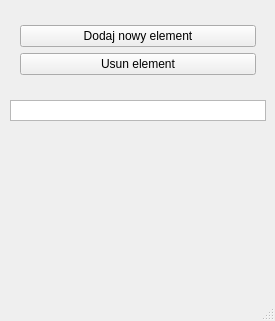
The window that mainwindow.ui (mszlachetka/spis) describes before a commit, drawn with Qt 5.
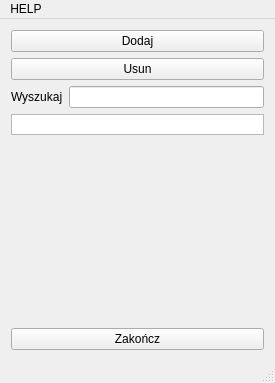
The same window after the commit.

Diff of the .ui file:
```diff
--- a/mainwindow.ui
+++ b/mainwindow.ui
@@ -7,59 +7,84 @@
     <x>0</x>
     <y>0</y>
     <width>275</width>
-    <height>321</height>
+    <height>383</height>
    </rect>
   </property>
   <property name="windowTitle">
    <string>MainWindow</string>
   </property>
   <widget class="QWidget" name="centralWidget">
-   <widget class="QListWidget" name="listWidget">
-    <property name="geometry">
-     <rect>
-      <x>10</x>
-      <y>100</y>
-      <width>256</width>
-      <height>21</height>
-     </rect>
-    </property>
-    <property name="maximumSize">
-     <size>
-      <width>256</width>
-      <height>21</height>
-     </size>
-    </property>
-   </widget>
-   <widget class="QWidget" name="">
-    <property name="geometry">
-     <rect>
-      <x>9</x>
-      <y>9</y>
-      <width>258</width>
-      <height>83</height>
-     </rect>
-    </property>
+   <layout class="QGridLayout" name="gridLayout">
+    <item row="0" column="0">
     <layout class="QVBoxLayout" name="verticalLayout_2">
      <item>
       <layout class="QVBoxLayout" name="verticalLayout">
        <item>
         <widget class="QPushButton" name="pushButton">
          <property name="text">
-          <string>Dodaj nowy element</string>
+           <string>Dodaj</string>
          </property>
         </widget>
        </item>
        <item>
         <widget class="QPushButton" name="pushButton_2">
          <property name="text">
-          <string>Usun element</string>
+           <string>Usun</string>
          </property>
         </widget>
        </item>
+        <item>
+         <layout class="QHBoxLayout" name="horizontalLayout">
+          <item>
+           <widget class="QLabel" name="label">
+            <property name="text">
+             <string>Wyszukaj</string>
+            </property>
+            <property name="buddy">
+             <cstring>lineEdit</cstring>
+            </property>
+           </widget>
+          </item>
+          <item>
+           <widget class="QLineEdit" name="lineEdit"/>
+          </item>
       </layout>
      </item>
     </layout>
-   </widget>
+      </item>
+     </layout>
+    </item>
+    <item row="1" column="0">
+     <widget class="QListWidget" name="listWidget">
+      <property name="maximumSize">
+       <size>
+        <width>256</width>
+        <height>21</height>
+       </size>
+      </property>
+     </widget>
+    </item>
+    <item row="2" column="0">
+     <spacer name="verticalSpacer">
+      <property name="orientation">
+       <enum>Qt::Vertical</enum>
+      </property>
+      <property name="sizeHint" stdset="0">
+       <size>
+        <width>20</width>
+        <height>175</height>
+       </size>
+      </property>
+     </spacer>
+    </item>
+    <item row="3" column="0">
+     <widget class="QPushButton" name="pushButton_3">
+      <property name="text">
+       <string>Zakończ</string>
+      </property>
+     </widget>
+    </item>
+   </layout>
   </widget>
   <widget class="QMenuBar" name="menuBar">
    <property name="geometry">
@@ -70,6 +95,13 @@
      <height>21</height>
     </rect>
    </property>
+   <widget class="QMenu" name="menuAbout_Qt">
+    <property name="title">
+     <string>HELP</string>
+    </property>
+    <addaction name="actionO_Qt"/>
+   </widget>
+   <addaction name="menuAbout_Qt"/>
   </widget>
   <widget class="QStatusBar" name="statusBar"/>
  </widget>
```
Left out of the diff: 5 changed lines with no effect on the pictures. Lines whose indentation alone changed are shown as unchanged.
